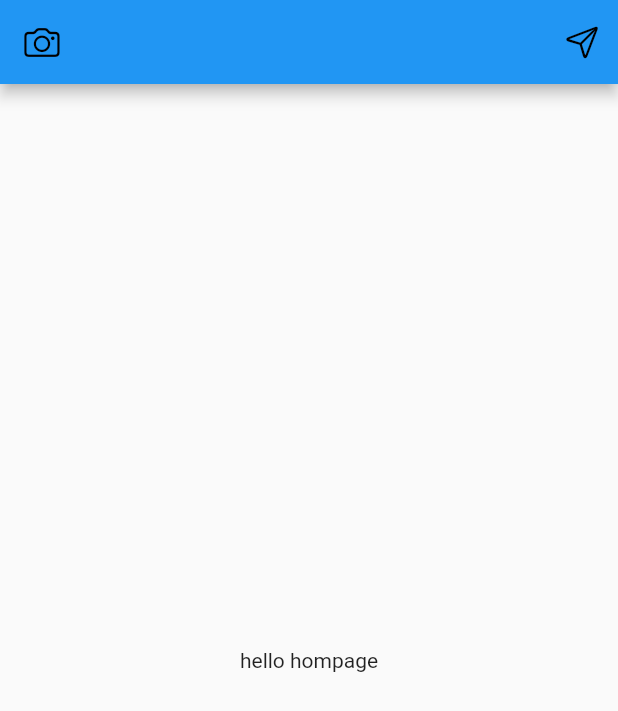
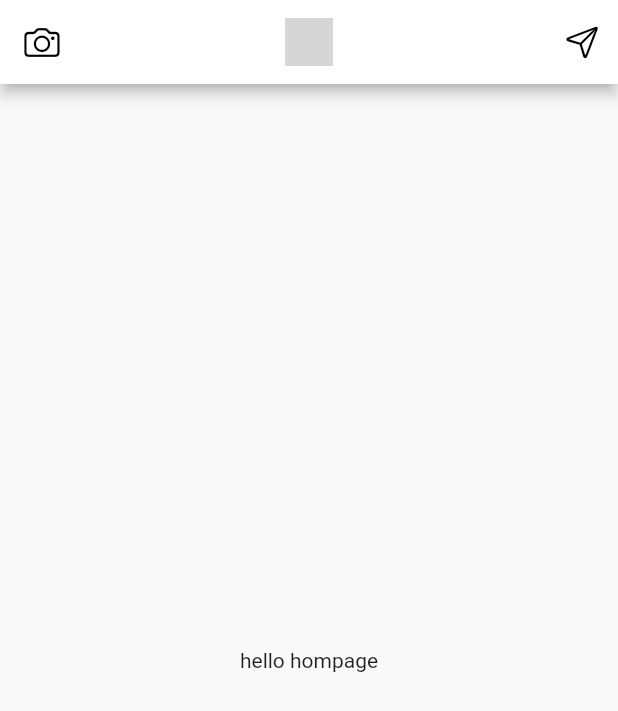
Before and after one commit to seoyoon513/flutter-basic, a Flutter app: the screen it shows after launch, on a phone screen of 412 x 824 dp. Shown: the top 711 px of the screen. Run offline on Flutter 3.47's test engine with Material 2 defaults, Android fonts, the phone set to English and light mode, and no system bars; grey boxes are pictures that could not be loaded.

```diff
--- a/instagram/lib/main.dart
+++ b/instagram/lib/main.dart
@@ -34,6 +34,12 @@ class HomePage extends StatelessWidget {
             icon: Icon(CupertinoIcons.paperplane, color: Colors.black),
           )
         ],
+        title: Image.asset(
+          'assets/logo.png',
+          height: 32,
+        ),
+        centerTitle: true,
+        backgroundColor: Colors.white,
       ),
       body: Center(child: Text('hello hompage')),
     );
```
